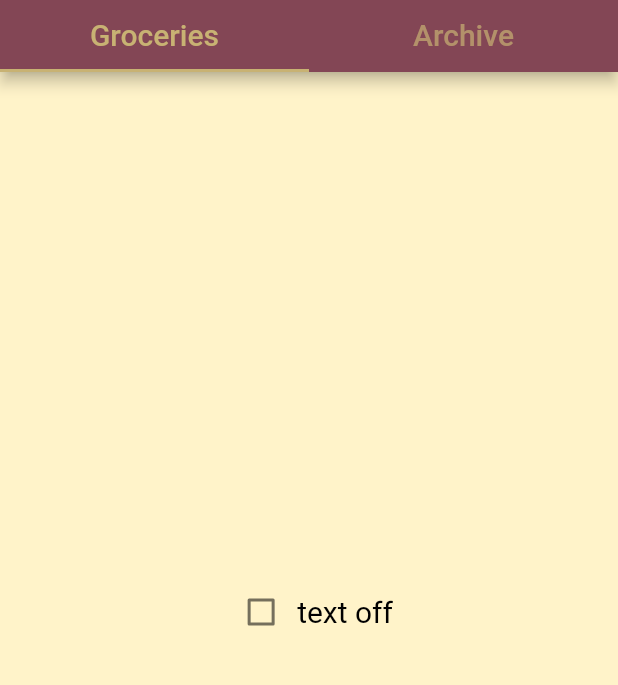
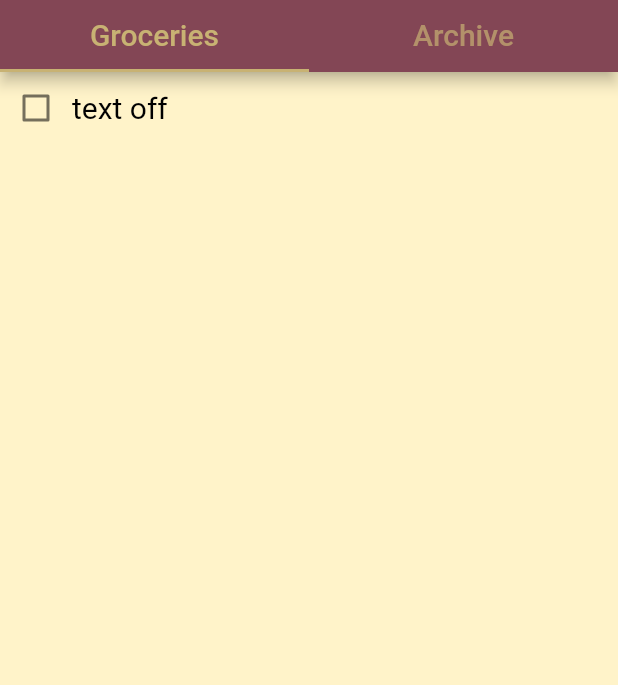
Before and after one commit to emre-yunus/ToBuy, a Flutter app: the screen it shows after launch, on a phone screen of 412 x 824 dp, the part 84-769 px from its top. Run offline on Flutter 3.47's test engine with Material 2 defaults, Android fonts, the phone set to English and light mode, and no system bars.

Commit message:
temporary item in grocery list formatted

```diff
--- a/lib/groceries_list.dart
+++ b/lib/groceries_list.dart
@@ -4,12 +4,12 @@ class GroceriesList extends StatefulWidget {
   @override
   State<GroceriesList> createState() => _GroceriesListState();
 }
+
 class _GroceriesListState extends State<GroceriesList> {
   String text = "text off";
   bool isChecked = false;
   Color itemColor = Colors.black;
   TextDecoration itemDecoration = TextDecoration.none;
-
 
   void changeText() {
     if (isChecked) {
@@ -26,7 +26,11 @@ class _GroceriesListState extends State<GroceriesList> {
     return Container(
       color: const Color(0xFCFFF3C8),
       child: Row(
-        mainAxisAlignment: MainAxisAlignment.center,
+          mainAxisAlignment: MainAxisAlignment.start,
+          crossAxisAlignment: CrossAxisAlignment.start,
+          children: [
+            Row(
+                mainAxisAlignment: MainAxisAlignment.start,
                 children: [
                   Checkbox(
                     value: isChecked,
@@ -46,8 +50,8 @@ class _GroceriesListState extends State<GroceriesList> {
                       fontSize: 20,
                     ),
                   ),
-          ]
-      ),
+                ])
+          ]),
     );
   }
 }
--- a/lib/main.dart
+++ b/lib/main.dart
@@ -36,30 +36,20 @@ class AppRoot extends StatelessWidget {
                   labelColor: const Color(0xffc8b273),
                   indicatorColor: const Color(0xffc8b273),
                   tabs: [
-                Tab(child: Text(
+                    Tab(
+                        child: Text(
                       "Groceries",
-                  style: TextStyle(
-                      fontSize: 20
+                      style: TextStyle(fontSize: 20),
+                    )),
+                    Tab(
+                        child: Text(
+                      "Archive",
+                      style: TextStyle(fontSize: 20),
+                    ))
+                  ]),
             ),
-                )
-                ),
-                Tab(child: Text(
-                    "Archive",
-                    style: TextStyle(
-                        fontSize: 20
-                    ),
-                )
-                )
-              ]
-          ),
-        ),
-
             body: TabBarView(
-            children: <Widget>[
-              GroceriesList(),
-              GroceriesArchive()
-            ]
-        ),
+                children: <Widget>[GroceriesList(), GroceriesArchive()]),
           ),
         ),
       );
```
Also changed, not shown: lib/groceries_archive.dart (line endings or trailing spaces). Lines whose indentation alone changed are shown as unchanged.
